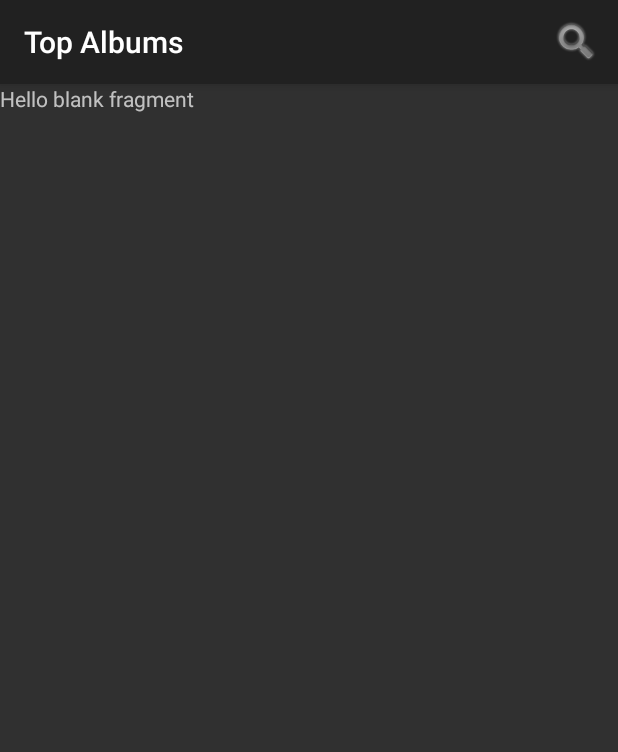
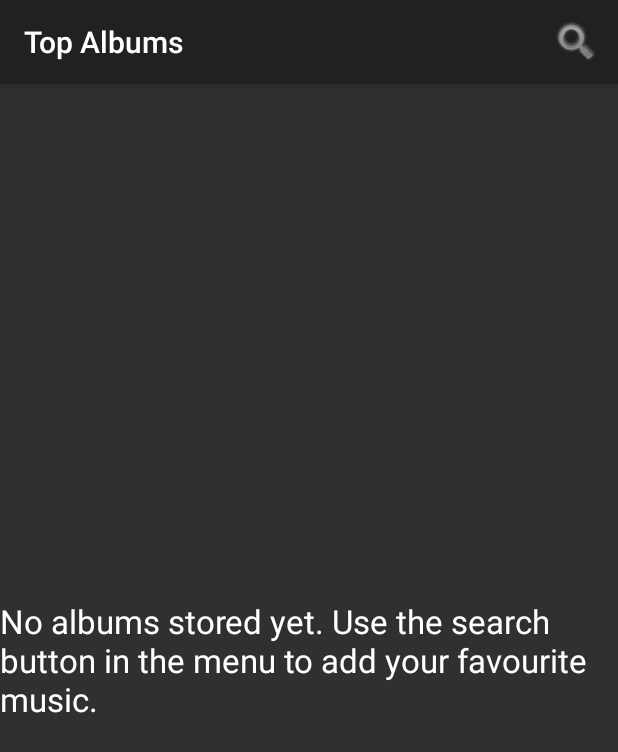
Before and after one commit to Minh-Trng/MusicManager, an Android app: the fragment AlbumOverviewFragment placed in its activity, on a phone screen of 412 x 824 dp. Shown: the top 752 px of the screen. Run offline under Robolectric (Android 15) with nearby library versions, the phone set to English and light mode, and no system bars; our stand-ins replace Picasso, data binding; pictures from the network do not load.

Commit message:
Albums can now be stored, deleted and shown offline. App finished according to task requirements.

```diff
--- a/app/build.gradle
+++ b/app/build.gradle
@@ -55,5 +55,4 @@ dependencies {
     implementation 'com.squareup.okhttp3:logging-interceptor:3.9.1'
     implementation "android.arch.navigation:navigation-fragment-ktx:$nav_version"
     implementation "android.arch.navigation:navigation-ui-ktx:$nav_version"
-
 }
--- a/app/src/main/java/de/htwk/musicmanager/albumdetail/AlbumDetailFragment.kt
+++ b/app/src/main/java/de/htwk/musicmanager/albumdetail/AlbumDetailFragment.kt
@@ -51,6 +51,8 @@ class AlbumDetailFragment : Fragment() {
              * [androidx.databinding.BaseObservable] and use @get:Bindable-Annotations. There were multiple approaches
              * that I could think of, but they either did not work or were more complicated, so I decided to
              * stick with this solution
+             * Edit: Not using Databinding at all might have been the best solution, since the backing data
+             * of this fragment does not change in the background or through user Interactions
              */
             binding.viewModel = viewModel
         })
--- a/app/src/main/java/de/htwk/musicmanager/albumdetail/AlbumDetailViewModel.kt
+++ b/app/src/main/java/de/htwk/musicmanager/albumdetail/AlbumDetailViewModel.kt
@@ -22,9 +22,9 @@ class AlbumDetailViewModel(
         isLoading.set(true)
         repository.searchAlbum(id) {
             if(it != null){
-                album.value = it
+                album.postValue(it)
             }else{
-                album.value = Album()
+                album.postValue(Album())
 
                 /**
                  * I am aware that the following is not recommended according to this article:
--- a/app/src/main/java/de/htwk/musicmanager/albumoverview/AlbumOverviewFragment.kt
+++ b/app/src/main/java/de/htwk/musicmanager/albumoverview/AlbumOverviewFragment.kt
@@ -31,9 +31,13 @@ class AlbumOverviewFragment : Fragment() {
     }
 
     override fun onViewCreated(view: View, savedInstanceState: Bundle?) {
-        val adapter = AlbumsRecyclerViewAdapter(ArrayList()){
-            id ->   val action = AlbumOverviewFragmentDirections.actionShowAlbumDetails(id)
-                    Navigation.findNavController(view).navigate(action)
+        val adapter = AlbumsRecyclerViewAdapter(ArrayList(), { id ->
+            val action = AlbumOverviewFragmentDirections.actionShowAlbumDetails(id)
+            Navigation.findNavController(view).navigate(action)
+        }) { id ->
+            viewModel.storeOrDeleteAlbum(id) { message ->
+                activity?.runOnUiThread { Toast.makeText(context, message, Toast.LENGTH_SHORT).show() }
+            }
         }
 
         arguments?.let {
@@ -41,19 +45,22 @@ class AlbumOverviewFragment : Fragment() {
         }
 
         rvAlbumsOfArtist.adapter = adapter
-        rvAlbumsOfArtist.layoutManager = GridLayoutManager(context,2)
+        rvAlbumsOfArtist.layoutManager = GridLayoutManager(context, 2)
 
         viewModel.errorOnLoading.observe(this, Observer {
             Toast.makeText(context, "Error on loading, check your connection", Toast.LENGTH_SHORT).show()
         })
 
-        viewModel.albums.observe(this, Observer {
-            adapter.changeItemList(it.filter { album -> album.name != "(null)"})
+        viewModel.foundAlbums.observe(this, Observer {
+            adapter.changeItemList(it.filter { album -> album.name != "(null)" })
+        })
+
+        viewModel.storedAlbums.observe(this, Observer {
+            adapter.changeStoredAlbums(it)
         })
 
         super.onViewCreated(view, savedInstanceState)
     }
 
 
-
 }
--- a/app/src/main/java/de/htwk/musicmanager/albumoverview/AlbumOverviewViewModel.kt
+++ b/app/src/main/java/de/htwk/musicmanager/albumoverview/AlbumOverviewViewModel.kt
@@ -13,7 +13,8 @@ class AlbumOverviewViewModel(private val repository: Repository) : ViewModel() {
 
     val errorOnLoading = MutableLiveData<Any>()
     val isLoading = ObservableBoolean(false)
-    val albums = MutableLiveData<List<Album>>()
+    val foundAlbums = MutableLiveData<List<Album>>()
+    val storedAlbums = repository.getStoredAlbums()
 
     fun searchAlbums(artistName: String){
 
@@ -31,9 +32,19 @@ class AlbumOverviewViewModel(private val repository: Repository) : ViewModel() {
                 if(response.body() == null){
                     errorOnLoading.value = Any()
                 }else{
-                    albums.value = response.body()
+                    foundAlbums.value = response.body()
                 }
             }
         })
     }
+
+    fun storeOrDeleteAlbum(albumID: String, messageCallback : (String) -> Unit ){
+        storedAlbums.value?.let {storedAlbumList ->
+            if(storedAlbumList.map { album -> album.id }.contains(albumID)){
+                repository.deleteAlbum(albumID, messageCallback)
+            }else{
+                repository.storeAlbum(albumID, messageCallback)
+            }
+        }
+    }
 }
--- a/app/src/main/java/de/htwk/musicmanager/data/source/Repository.kt
+++ b/app/src/main/java/de/htwk/musicmanager/data/source/Repository.kt
@@ -15,4 +15,8 @@ interface Repository {
 
     fun getStoredAlbums() : LiveData<List<Album>>
 
+    fun storeAlbum(id: String, messageCallback : (String) -> Unit)
+
+    fun deleteAlbum(id: String, messageCallback : (String) -> Unit)
+
 }
--- a/app/src/main/java/de/htwk/musicmanager/data/source/database/daos/AlbumDao.kt
+++ b/app/src/main/java/de/htwk/musicmanager/data/source/database/daos/AlbumDao.kt
@@ -17,8 +17,8 @@ interface AlbumDao {
     fun getAllAlbums() : LiveData<List<Album>>
 
     @Query("SELECT * FROM album WHERE id = :id")
-    fun getAlbumByID(id: String) : LiveData<Album>
+    fun getAlbumByID(id: String) : Album?
 
     @Query("DELETE FROM Album WHERE id = :id")
-    fun deleteAlbumByID(id: String)
+    fun deleteAlbumByID(id: String) : Int
 }
--- a/app/src/main/java/de/htwk/musicmanager/data/source/database/entities/Album.kt
+++ b/app/src/main/java/de/htwk/musicmanager/data/source/database/entities/Album.kt
@@ -23,8 +23,10 @@ class Album(
     var tracks : List<Track> = emptyList()
 ) {
 
+//    var imageURL : String = if(image.isNotEmpty()) image[2].url else "invalidPath"
+
     val imageURL : String
-        get() = if(image.size>0) image[2].url else "invalidPath"    //medium, sizes range from index 0 to 3
+        get() = if(image.isNotEmpty()) image[2].url else "invalidPath"    //medium, sizes range from index 0 to 3
 
     /**
      * Problem: depending on the request, the API returns "artist" either as String or JSONObject. This requires
--- a/app/src/main/java/de/htwk/musicmanager/reusedui/AlbumsRecyclerViewAdapter.kt
+++ b/app/src/main/java/de/htwk/musicmanager/reusedui/AlbumsRecyclerViewAdapter.kt
@@ -13,8 +13,12 @@ import kotlinx.android.synthetic.main.item_album.view.*
 
 class AlbumsRecyclerViewAdapter(
     private val items: ArrayList<Album>,
-    private val callback: (id: String) -> Unit
+    private val albumClicked: (id: String) -> Unit,
+    private val storeDeleteClicked: (id: String) -> Unit
 ) : RecyclerView.Adapter<AlbumsRecyclerViewAdapter.AlbumViewHolder>() {
+
+    //used to determine whether an Album is in the database and set the storeDelete-Image accordingly
+    private var storedAlbumNames : List<String> = emptyList()
 
     override fun onCreateViewHolder(parent: ViewGroup, viewType: Int): AlbumViewHolder {
         val itemView = LayoutInflater.from(parent.context).inflate(R.layout.item_album, parent, false)
@@ -29,11 +33,13 @@ class AlbumsRecyclerViewAdapter(
     override fun onBindViewHolder(holder: AlbumViewHolder, position: Int) {
         val album = items[position]
 
-        val imageURL = if (album.imageURL.isEmpty()) "invalidPath" else album.imageURL
-        Picasso.get().load(imageURL).error(android.R.drawable.stat_notify_error).into(holder.image)
+        holder.imgStoreDelete.changeStored(storedAlbumNames.contains(album.name))
+
+        loadImage(album, holder.image)
         holder.albumName.text = album.name
         holder.artistName.text = album.artistName
-        holder.parent.setOnClickListener { callback(album.id) }
+        holder.parent.setOnClickListener { albumClicked(album.id) }
+        holder.imgStoreDelete.setOnClickListener { storeDeleteClicked(album.id) }
     }
 
     fun changeItemList(newList: List<Album>){
@@ -42,9 +48,25 @@ class AlbumsRecyclerViewAdapter(
         notifyDataSetChanged()
     }
 
+    fun changeStoredAlbums (storedAlbums : List<Album>){
+        storedAlbumNames = storedAlbums.map { album -> album.name }
+        notifyDataSetChanged()
+    }
+
+    private fun loadImage(album: Album, imageView: ImageView){
+        val file = imageView.context.applicationContext.getFileStreamPath(album.id)
+        if(file.exists()){
+            Picasso.get().load(file).error(android.R.drawable.stat_notify_error).into(imageView)
+        }else{
+            val imageURL = if (album.imageURL.isEmpty()) "invalidPath" else album.imageURL
+            Picasso.get().load(imageURL).error(android.R.drawable.stat_notify_error).into(imageView)
+        }
+    }
+
     class AlbumViewHolder(
         val parent: View,
         val image: ImageView = parent.imgAlbumCover,
+        val imgStoreDelete: StoreDeleteImageView = parent.imgStoreDelete,
         val albumName: TextView = parent.txtAlbumName,
         val artistName: TextView = parent.txtArtistName
         ) : RecyclerView.ViewHolder(parent)
--- a/app/src/main/java/de/htwk/musicmanager/storedalbums/StoredAlbumsFragment.kt
+++ b/app/src/main/java/de/htwk/musicmanager/storedalbums/StoredAlbumsFragment.kt
@@ -4,26 +4,55 @@ package de.htwk.musicmanager.storedalbums
 import android.app.Activity
 import android.os.Bundle
 import android.view.*
+import android.widget.Toast
 import androidx.fragment.app.Fragment
+import androidx.lifecycle.Observer
 import androidx.navigation.Navigation
+import androidx.recyclerview.widget.GridLayoutManager
 import de.htwk.musicmanager.R
+import de.htwk.musicmanager.databinding.FragmentStoredAlbumsBinding
 import de.htwk.musicmanager.main.MainActivity
+import de.htwk.musicmanager.reusedui.AlbumsRecyclerViewAdapter
+import de.htwk.musicmanager.util.obtainViewModel
+import kotlinx.android.synthetic.main.fragment_stored_albums.*
 
 class StoredAlbumsFragment : Fragment() {
+
+    private lateinit var viewModel: StoredAlbumsViewModel
 
     override fun onCreate(savedInstanceState: Bundle?) {
         setHasOptionsMenu(true)
         super.onCreate(savedInstanceState)
     }
 
-    override fun onCreateView(
-        inflater: LayoutInflater, container: ViewGroup?,
-        savedInstanceState: Bundle?
-    ): View? {
+    override fun onCreateView( inflater: LayoutInflater, container: ViewGroup?,savedInstanceState: Bundle?): View? {
 
         (activity as MainActivity).supportActionBar?.title = "Stored Albums"
+        viewModel = (activity as MainActivity).obtainViewModel(StoredAlbumsViewModel::class.java)
+        val binding = FragmentStoredAlbumsBinding.inflate(inflater, container, false)
+        binding.viewModel = viewModel
+        return binding.root
+    }
 
-        return inflater.inflate(R.layout.fragment_stored_albums, container, false)
+    override fun onViewCreated(view: View, savedInstanceState: Bundle?) {
+        super.onViewCreated(view, savedInstanceState)
+
+        val adapter = AlbumsRecyclerViewAdapter(ArrayList(), {id ->
+            val action = StoredAlbumsFragmentDirections.actionShowAlbumDetails(id)
+            Navigation.findNavController(view).navigate(action)
+        }){
+            id -> viewModel.deleteAlbum(id){message ->
+                activity?.runOnUiThread { Toast.makeText(context, message, Toast.LENGTH_SHORT).show() }
+            }
+        }
+
+        rvStoredAlbums.adapter = adapter
+        rvStoredAlbums.layoutManager = GridLayoutManager(context, 2)
+
+        viewModel.storedAlbums.observe(this, Observer {
+            adapter.changeItemList(it)
+            adapter.changeStoredAlbums(it)
+        })
     }
 
     override fun onCreateOptionsMenu(menu: Menu?, inflater: MenuInflater?) {
--- a/app/src/main/java/de/htwk/musicmanager/storedalbums/StoredAlbumsViewModel.kt
+++ b/app/src/main/java/de/htwk/musicmanager/storedalbums/StoredAlbumsViewModel.kt
@@ -1,5 +1,6 @@
 package de.htwk.musicmanager.storedalbums
 
+import androidx.databinding.ObservableBoolean
 import androidx.lifecycle.LiveData
 import androidx.lifecycle.ViewModel
 import de.htwk.musicmanager.data.source.Repository
@@ -8,4 +9,15 @@ import de.htwk.musicmanager.data.source.database.entities.Album
 class StoredAlbumsViewModel(private val repository: Repository) : ViewModel() {
 
     val storedAlbums : LiveData<List<Album>> = repository.getStoredAlbums()
+    val isEmpty = ObservableBoolean(false)
+
+    init {
+        storedAlbums.observeForever {
+            isEmpty.set(it.isEmpty())
+        }
+    }
+
+    fun deleteAlbum(id: String, messageCallback: (String) -> Unit) {
+        repository.deleteAlbum(id, messageCallback)
+    }
 }
--- a/app/src/main/res/layout/fragment_album_overview.xml
+++ b/app/src/main/res/layout/fragment_album_overview.xml
@@ -11,8 +11,8 @@
              tools:context=".albumoverview.AlbumOverviewFragment">
 
     <androidx.recyclerview.widget.RecyclerView
-            android:layout_width="368dp"
-            android:layout_height="495dp"
+            android:layout_width="0dp"
+            android:layout_height="0dp"
             android:id="@+id/rvAlbumsOfArtist"
             app:layout_constraintStart_toStartOf="parent"
             android:layout_marginStart="8dp" android:layout_marginTop="8dp" app:layout_constraintTop_toTopOf="parent"
--- a/app/src/main/res/layout/fragment_stored_albums.xml
+++ b/app/src/main/res/layout/fragment_stored_albums.xml
@@ -1,14 +1,32 @@
 <?xml version="1.0" encoding="utf-8"?>
-<FrameLayout xmlns:android="http://schemas.android.com/apk/res/android"
-             xmlns:tools="http://schemas.android.com/tools"
+<layout>
+    <data>
+        <import type="android.view.View"/>
+        <variable name="viewModel" type="de.htwk.musicmanager.storedalbums.StoredAlbumsViewModel"/>
+    </data>
+<androidx.constraintlayout.widget.ConstraintLayout xmlns:android="http://schemas.android.com/apk/res/android"
+                                                   xmlns:app="http://schemas.android.com/apk/res-auto" xmlns:tools="http://schemas.android.com/tools"
              android:layout_width="match_parent"
              android:layout_height="match_parent"
              tools:context=".storedalbums.StoredAlbumsFragment">
 
-    <!-- TODO: Update blank fragment layout -->
+    <androidx.recyclerview.widget.RecyclerView
+            android:layout_width="0dp"
+            android:layout_height="0dp"
+            android:id="@+id/rvStoredAlbums" android:layout_marginTop="8dp"
+            app:layout_constraintTop_toTopOf="parent" app:layout_constraintEnd_toEndOf="parent"
+            android:layout_marginEnd="8dp" app:layout_constraintStart_toStartOf="parent"
+            android:layout_marginStart="8dp" android:layout_marginBottom="8dp"
+            app:layout_constraintBottom_toBottomOf="parent"/>
     <TextView
-            android:layout_width="match_parent"
-            android:layout_height="match_parent"
-            android:text="@string/hello_blank_fragment"/>
-
-</FrameLayout>
+            android:text="@string/no_stored_albums_hint"
+            android:layout_width="wrap_content"
+            android:layout_height="wrap_content"
+            android:visibility="@{viewModel.isEmpty ? View.VISIBLE : View.GONE}"
+            android:id="@+id/textView3" app:layout_constraintStart_toStartOf="parent" android:layout_marginStart="8dp"
+            app:layout_constraintEnd_toEndOf="parent" android:layout_marginEnd="8dp" android:layout_marginTop="8dp"
+            app:layout_constraintTop_toTopOf="parent" android:layout_marginBottom="8dp"
+            app:layout_constraintBottom_toBottomOf="parent"
+            android:textAppearance="@style/TextAppearance.AppCompat.Large"/>
+</androidx.constraintlayout.widget.ConstraintLayout>
+</layout>
--- a/app/src/main/res/layout/item_album.xml
+++ b/app/src/main/res/layout/item_album.xml
@@ -30,4 +30,9 @@
             app:layout_constraintTop_toBottomOf="@+id/txtAlbumName" app:layout_constraintStart_toStartOf="parent"
             android:layout_marginStart="8dp" app:layout_constraintEnd_toEndOf="parent" android:layout_marginEnd="8dp"
     />
+    <de.htwk.musicmanager.reusedui.StoreDeleteImageView
+            android:layout_width="wrap_content"
+            android:layout_height="wrap_content" app:srcCompat="@android:drawable/ic_menu_save"
+            android:id="@+id/imgStoreDelete" app:layout_constraintEnd_toEndOf="@+id/imgAlbumCover"
+            android:layout_marginEnd="8dp" app:layout_constraintTop_toTopOf="@+id/imgAlbumCover"/>
 </androidx.constraintlayout.widget.ConstraintLayout>
--- a/app/src/main/res/navigation/nav_graph.xml
+++ b/app/src/main/res/navigation/nav_graph.xml
@@ -7,7 +7,7 @@
     <fragment android:id="@+id/storedAlbumsFragment" android:name="de.htwk.musicmanager.storedalbums.StoredAlbumsFragment"
               android:label="fragment_stored_albums" tools:layout="@layout/fragment_stored_albums">
         <action android:id="@+id/action_storedAlbumsFragment_to_searchFragment" app:destination="@id/searchFragment"/>
-        <action android:id="@+id/action_storedAlbumsFragment_to_albumDetailFragment"
+        <action android:id="@+id/action_show_album_details"
                 app:destination="@id/albumDetailFragment"/>
     </fragment>
     <fragment android:id="@+id/searchFragment" android:name="de.htwk.musicmanager.search.SearchFragment"
--- a/app/src/main/res/values/strings.xml
+++ b/app/src/main/res/values/strings.xml
@@ -7,4 +7,7 @@
     <string name="search_artist_name_hint">Enter artist name</string>
     <string name="tracks">Tracks:</string>
     <string name="no_tracks_found">No Tracks Found</string>
+    <string name="no_stored_albums_hint">No albums stored yet. Use the search button in the menu to add your favourite
+        music.
+    </string>
 </resources>
```
Also changed, not shown: app/src/main/java/de/htwk/musicmanager/data/source/AlbumRepository.kt (+58 -6 lines), app/src/main/java/de/htwk/musicmanager/reusedui/StoreDeleteImageView.kt (added, +37 -0 lines).
